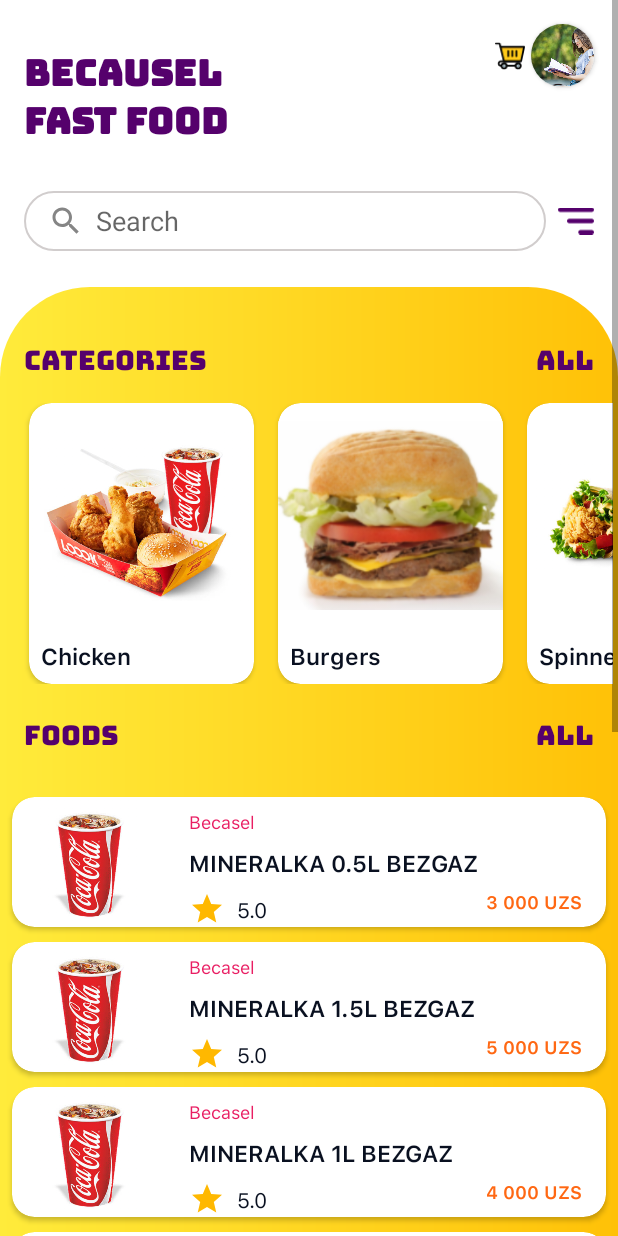
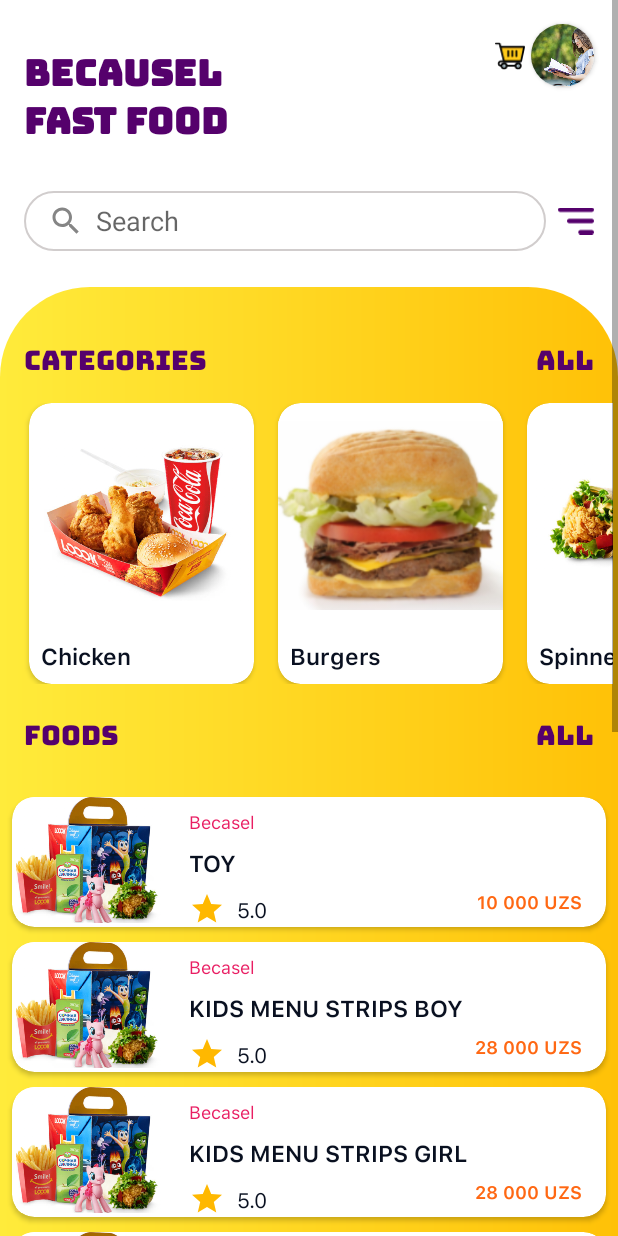
Before and after one commit to AbdurashidovShahzod/Becasel, an Android app: the MainActivity screen opened directly, with no data from a screen before it, on a phone screen of 412 x 824 dp. Run offline under Robolectric (Android 15) with nearby library versions, the light colour scheme and no system bars.

Commit message:
All list food

```diff
--- a/app/src/main/java/uz/unzosoft/fastfoodbecasel/MainActivity.kt
+++ b/app/src/main/java/uz/unzosoft/fastfoodbecasel/MainActivity.kt
@@ -5,22 +5,26 @@
 import android.os.Bundle
 import kotlinx.android.synthetic.main.activity_main.*
 import uz.unzosoft.fastfoodbecasel.adapters.FoodAdapter
-import uz.unzosoft.fastfoodbecasel.adapters.AsiaFoodAdapter
+import uz.unzosoft.fastfoodbecasel.adapters.CategoriesAdapter
 import uz.unzosoft.fastfoodbecasel.ui.SeconFoodActivity
 import uz.unzosoft.fastfoodbecasel.ui.model.LoookFood
 import uz.unzosoft.fastfoodbecasel.ui.model.CategoriesFood
 
 class MainActivity : AppCompatActivity() {
-    lateinit var asiaFoodAdapter: AsiaFoodAdapter
+    lateinit var asiaFoodAdapter: CategoriesAdapter
     lateinit var foodAdapter: FoodAdapter
-    var listPopular = ArrayList<CategoriesFood>()
+    private var listPopular = ArrayList<CategoriesFood>()
 
-    var listBurger = ArrayList<LoookFood>()
-    var listChicken = ArrayList<LoookFood>()
-    var listSpinners = ArrayList<LoookFood>()
-    var listPizza = ArrayList<LoookFood>()
-    var listDrinks = ArrayList<LoookFood>()
-    var listAppetizersCombo = ArrayList<LoookFood>()
+    // Food lists
+    private var listBurger = ArrayList<LoookFood>()
+    private var listChicken = ArrayList<LoookFood>()
+    private var listSpinners = ArrayList<LoookFood>()
+    private var listPizza = ArrayList<LoookFood>()
+    private var listDrinks = ArrayList<LoookFood>()
+    private var listAppetizersCombo = ArrayList<LoookFood>()
+    private var listDesert = ArrayList<LoookFood>()
+    private var listOther = ArrayList<LoookFood>()
+    private var listKids = ArrayList<LoookFood>()
 
 
     override
@@ -29,10 +33,11 @@
         setContentView(R.layout.activity_main)
         initData()
 
-        asiaFoodAdapter = AsiaFoodAdapter(this, listDrinks)
+        asiaFoodAdapter = CategoriesAdapter(this, listKids)
         foodAdapter = FoodAdapter(this, listPopular)
         popular_recycler.adapter = foodAdapter
         asia_recycler.adapter = asiaFoodAdapter
+
         textAll.setOnClickListener {
             startActivity(Intent(this, SeconFoodActivity::class.java))
         }
@@ -491,20 +496,108 @@
         /**
          * Appetizers and Combo food
          */
-        listAppetizersCombo.add(LoookFood("FRIES","9 000 UZS",R.drawable.appr,"5.0","Becasel"))
-        listAppetizersCombo.add(LoookFood("WINGS","16 000 UZS",R.drawable.appr,"5.0","Becasel"))
-        listAppetizersCombo.add(LoookFood("STRIPS","16 000 UZS",R.drawable.appr,"5.0","Becasel"))
-        listAppetizersCombo.add(LoookFood("BITES","9 000 UZS",R.drawable.appr,"5.0","Becasel"))
-        listAppetizersCombo.add(LoookFood("MUSHROOMS 6 PCS","9 000 UZS",R.drawable.appr,"5.0","Becasel"))
-        listAppetizersCombo.add(LoookFood("1 WINGS","5 000 UZS",R.drawable.appr,"5.0","Becasel"))
-        listAppetizersCombo.add(LoookFood("1 STRIPS","5 000 UZS",R.drawable.appr,"5.0","Becasel"))
-        listAppetizersCombo.add(LoookFood("CHEESE NUGGETS","11 000 UZS",R.drawable.appr,"5.0","Becasel"))
-        listAppetizersCombo.add(LoookFood("COMBO","12 000 UZS",R.drawable.appr,"5.0","Becasel"))
-        listAppetizersCombo.add(LoookFood("WICKED COMBO (strips)","18 000 UZS",R.drawable.appr,"5.0","Becasel"))
-        listAppetizersCombo.add(LoookFood("WICKED COMBO (wings)","18 000 UZS",R.drawable.appr,"5.0","Becasel"))
+        listAppetizersCombo.add(LoookFood("FRIES", "9 000 UZS", R.drawable.appr, "5.0", "Becasel"))
+        listAppetizersCombo.add(LoookFood("WINGS", "16 000 UZS", R.drawable.appr, "5.0", "Becasel"))
+        listAppetizersCombo.add(
+            LoookFood(
+                "STRIPS",
+                "16 000 UZS",
+                R.drawable.appr,
+                "5.0",
+                "Becasel"
+            )
+        )
+        listAppetizersCombo.add(LoookFood("BITES", "9 000 UZS", R.drawable.appr, "5.0", "Becasel"))
+        listAppetizersCombo.add(
+            LoookFood(
+                "MUSHROOMS 6 PCS",
+                "9 000 UZS",
+                R.drawable.appr,
+                "5.0",
+                "Becasel"
+            )
+        )
+        listAppetizersCombo.add(
+            LoookFood(
+                "1 WINGS",
+                "5 000 UZS",
+                R.drawable.appr,
+                "5.0",
+                "Becasel"
+            )
+        )
+        listAppetizersCombo.add(
+            LoookFood(
+                "1 STRIPS",
+                "5 000 UZS",
+                R.drawable.appr,
+                "5.0",
+                "Becasel"
+            )
+        )
+        listAppetizersCombo.add(
+            LoookFood(
+                "CHEESE NUGGETS",
+                "11 000 UZS",
+                R.drawable.appr,
+                "5.0",
+                "Becasel"
+            )
+        )
+        listAppetizersCombo.add(LoookFood("COMBO", "12 000 UZS", R.drawable.appr, "5.0", "Becasel"))
+        listAppetizersCombo.add(
+            LoookFood(
+                "WICKED COMBO (strips)",
+                "18 000 UZS",
+                R.drawable.appr,
+                "5.0",
+                "Becasel"
+            )
+        )
+        listAppetizersCombo.add(
+            LoookFood(
+                "WICKED COMBO (wings)",
+                "18 000 UZS",
+                R.drawable.appr,
+                "5.0",
+                "Becasel"
+            )
+        )
 
 
+        /**
+         * Desert food
+         */
+        listDesert.add(LoookFood("MILKSHAKE BANAN","16 000 UZS",R.drawable.drinks,"5.0","Becasel"))
+        listDesert.add(LoookFood("MILKSHAKE KITKAT","14 000 UZS",R.drawable.drinks,"5.0","Becasel"))
+        listDesert.add(LoookFood("MILKSHAKE TWIX","14 000 UZS",R.drawable.drinks,"5.0","Becasel"))
+        listDesert.add(LoookFood("MILKSHAKE APPLE","14 000 UZS",R.drawable.drinks,"5.0","Becasel"))
+        listDesert.add(LoookFood("MILKSHAKE STRAWBERRY","14 000 UZS",R.drawable.drinks,"5.0","Becasel"))
+        listDesert.add(LoookFood("MILKSHAKE RAFFAELLO","14 000 UZS",R.drawable.drinks,"5.0","Becasel"))
+        listDesert.add(LoookFood("LEMON CAKE","14 000 UZS",R.drawable.drinks,"5.0","Becasel"))
+        listDesert.add(LoookFood("CHOCOLATE SOUFFLE","14 000 UZS",R.drawable.drinks,"5.0","Becasel"))
+        listDesert.add(LoookFood("CHOCOTASTIC","13 000 UZS",R.drawable.drinks,"5.0","Becasel"))
+        listDesert.add(LoookFood("RED WAVE","13 000 UZS",R.drawable.drinks,"5.0","Becasel"))
+        listDesert.add(LoookFood("KIWIX","13 000 UZS",R.drawable.drinks,"5.0","Becasel"))
+        listDesert.add(LoookFood("SAFER","10 000 UZS",R.drawable.drinks,"5.0","Becasel"))
 
-
+        /**
+         * Other food
+         */
+        listOther.add(LoookFood("COLESLAW SALAD","4 000 UZS",R.drawable.other,"5.0","Becasel"))
+        listOther.add(LoookFood("LOOOK SALAD","10 000 UZS",R.drawable.other,"5.0","Becasel"))
+        listOther.add(LoookFood("VEGGIE-FRESH SALAD","9 000 UZS",R.drawable.other,"5.0","Becasel"))
+        /**
+         * Kids meal
+         */
+    listKids.add(LoookFood("TOY","10 000 UZS",R.drawable.kids,"5.0","Becasel"))
+    listKids.add(LoookFood("KIDS MENU STRIPS BOY","28 000 UZS",R.drawable.kids,"5.0","Becasel"))
+    listKids.add(LoookFood("KIDS MENU STRIPS GIRL","28 000 UZS",R.drawable.kids,"5.0","Becasel"))
+    listKids.add(LoookFood("KIDS BURGER","11 000 UZS",R.drawable.kids,"5.0","Becasel"))
+    listKids.add(LoookFood("KIDS SPINNER","7 000 UZS",R.drawable.kids,"5.0","Becasel"))
+    listKids.add(LoookFood("KIDS MENU SPINNER GIRL","28 000 UZS",R.drawable.kids,"5.0","Becasel"))
+    listKids.add(LoookFood("KIDS MENU SPINNER BOY","28 000 UZS",R.drawable.kids,"5.0","Becasel"))
+    listKids.add(LoookFood("KIDS JUICE","3 000 UZS",R.drawable.kids,"5.0","Becasel"))
+    listKids.add(LoookFood("BABY (Heinz)","10 000 UZS",R.drawable.kids,"5.0","Becasel"))
     }
 }
--- a/app/src/main/java/uz/unzosoft/fastfoodbecasel/adapters/AsiaFoodAdapter.kt
+++ b/app/src/main/java/uz/unzosoft/fastfoodbecasel/adapters/CategoriesAdapter.kt
@@ -10,8 +10,8 @@
 import uz.unzosoft.fastfoodbecasel.R
 import uz.unzosoft.fastfoodbecasel.ui.model.LoookFood
 
-class AsiaFoodAdapter(var context: Context, asiaFoodList: List<LoookFood>) :
-    RecyclerView.Adapter<AsiaFoodAdapter.AsiaFoodViewHolder>() {
+class CategoriesAdapter(var context: Context, asiaFoodList: List<LoookFood>) :
+    RecyclerView.Adapter<CategoriesAdapter.AsiaFoodViewHolder>() {
     var asiaFoodList: List<LoookFood> = asiaFoodList
     override fun onCreateViewHolder(
         parent: ViewGroup,
@@ -19,11 +19,11 @@
     ): AsiaFoodViewHolder {
         val view: View =
             LayoutInflater.from(context).inflate(R.layout.asia_food_row_item, parent, false)
-        return AsiaFoodAdapter.AsiaFoodViewHolder(view)
+        return CategoriesAdapter.AsiaFoodViewHolder(view)
     }
 
     override fun onBindViewHolder(
-        holder: AsiaFoodAdapter.AsiaFoodViewHolder,
+        holder: CategoriesAdapter.AsiaFoodViewHolder,
         position: Int
     ) {
         holder.foodImage.setImageResource(asiaFoodList[position].imageUrl)
```
